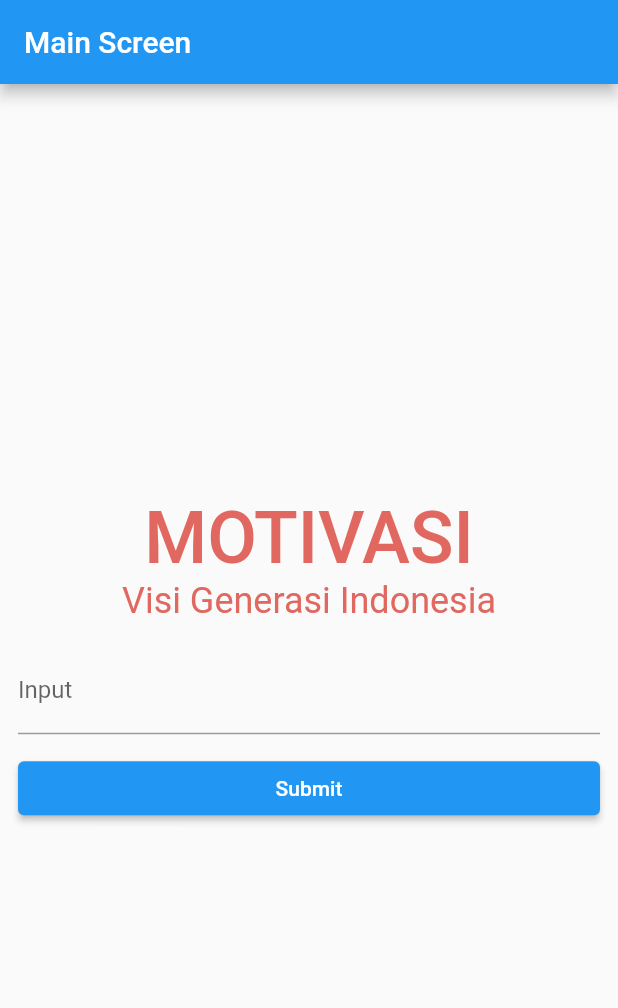
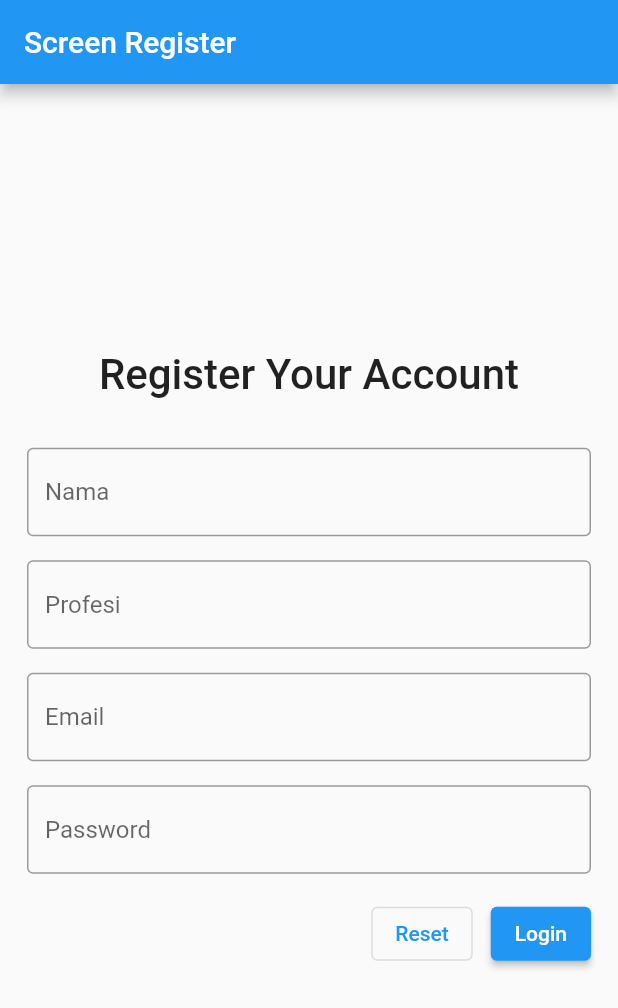
Before and after one commit to MuhamadAndre10/vigenasia, a Flutter app: the screen it shows after launch, on a phone screen of 412 x 824 dp. Shown: the top 1008 px of the screen. Run offline on Flutter 3.47's test engine with Material 2 defaults, Android fonts, the phone set to English and light mode, and no system bars.

Commit message:
Update screen login and register

```diff
--- a/lib/main.dart
+++ b/lib/main.dart
@@ -1,10 +1,10 @@
 import 'package:flutter/material.dart';
-import 'package:vigenasia/screen/home_screen.dart';
+import 'package:vigenasia/screen/register_screen.dart';
 
 void main(List<String> args) {
   return runApp(
     const MaterialApp(
-      home: MainScreen(),
+      home: RegisterScreen(),
     ),
   );
 }
--- a/lib/screen/register_screen.dart
+++ b/lib/screen/register_screen.dart
@@ -0,0 +1,80 @@
+import 'package:flutter/material.dart';
+
+class RegisterScreen extends StatefulWidget {
+  const RegisterScreen({super.key});
+
+  @override
+  State<RegisterScreen> createState() => _RegisterScreenState();
+}
+
+class _RegisterScreenState extends State<RegisterScreen> {
+  @override
+  Widget build(BuildContext context) {
+    return SafeArea(
+      child: Scaffold(
+        appBar: AppBar(
+          title: const Text("Screen Register"),
+        ),
+        body: Padding(
+          padding: const EdgeInsets.symmetric(horizontal: 18),
+          child: Center(
+            child: Column(
+              mainAxisAlignment: MainAxisAlignment.center,
+              children: [
+                const Text(
+                  "Register Your Account",
+                  style: TextStyle(fontWeight: FontWeight.w500, fontSize: 28),
+                ),
+                const SizedBox(height: 32),
+                Form(
+                  child: Column(
+                    children: [
+                      TextFormField(
+                        decoration: const InputDecoration(
+                            border: OutlineInputBorder(),
+                            hintText: "Nama"),
+                      ),
+                      const SizedBox(height: 16),
+                      TextFormField(
+                        decoration: const InputDecoration(
+                            border: OutlineInputBorder(),
+                            hintText: "Profesi"),
+                      ),
+                      const SizedBox(height: 16),
+                      TextFormField(
+                        decoration: const InputDecoration(
+                            border: OutlineInputBorder(),
+                            hintText: "Email"),
+                      ),
+                      const SizedBox(height: 16),
+                      TextFormField(
+                        decoration: const InputDecoration(
+                            border: OutlineInputBorder(),
+                            hintText: "Password"),
+                      ),
+                      const SizedBox(height: 16),
+                      Row(
+                        mainAxisAlignment: MainAxisAlignment.end,
+                        children: [
+                          OutlinedButton(
+                            onPressed: () {},
+                            child: const Text("Reset"),
+                          ),
+                          const SizedBox(width: 12),
+                          ElevatedButton(
+                            onPressed: () {},
+                            child: const Text("Login"),
+                          )
+                        ],
+                      ),
+                    ],
+                  ),
+                )
+              ],
+            ),
+          ),
+        ),
+      ),
+    );
+  }
+}
```
Also changed, not shown: lib/screen/login_screen.dart (+68 -0 lines).
